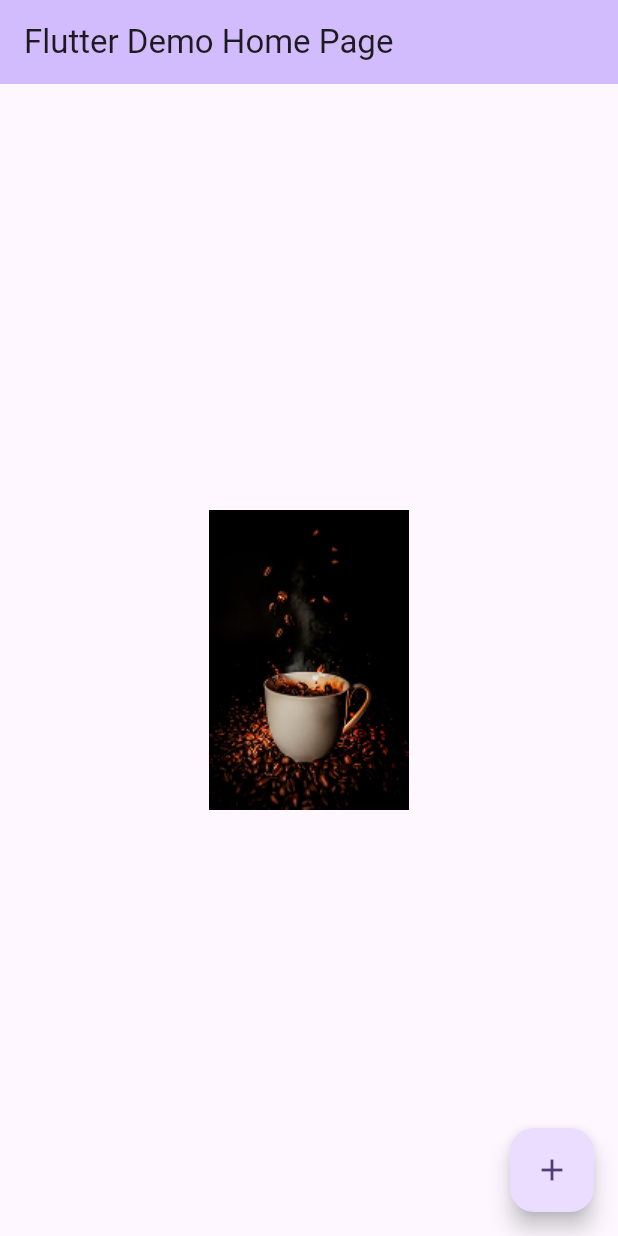
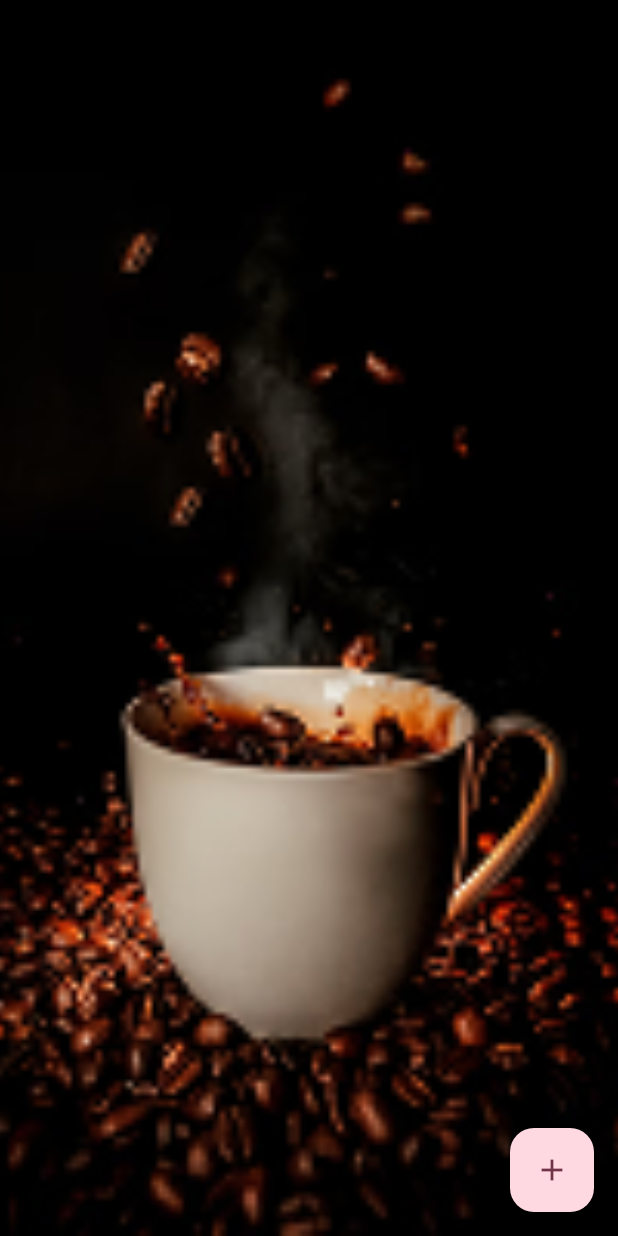
Before and after one commit to AbdedjalilKaci/coffe_shop, a Flutter app: the screen it shows after launch, on a phone screen of 412 x 824 dp. Run offline on Flutter 3.47's test engine with Material 3 defaults, Android fonts, the phone set to English and light mode, and no system bars.

Commit message:
add background

```diff
--- a/lib/main.dart
+++ b/lib/main.dart
@@ -7,28 +7,12 @@ void main() {
 class MyApp extends StatelessWidget {
   const MyApp({super.key});
 
-  // This widget is the root of your application.
   @override
   Widget build(BuildContext context) {
     return MaterialApp(
       title: 'Flutter Demo',
       theme: ThemeData(
-        // This is the theme of your application.
-        //
-        // TRY THIS: Try running your application with "flutter run". You'll see
-        // the application has a purple toolbar. Then, without quitting the app,
-        // try changing the seedColor in the colorScheme below to Colors.green
-        // and then invoke "hot reload" (save your changes or press the "hot
-        // reload" button in a Flutter-supported IDE, or press "r" if you used
-        // the command line to start the app).
-        //
-        // Notice that the counter didn't reset back to zero; the application
-        // state is not lost during the reload. To reset the state, use hot
-        // restart instead.
-        //
-        // This works for code too, not just values: Most code changes can be
-        // tested with just a hot reload.
-        colorScheme: ColorScheme.fromSeed(seedColor: Colors.deepPurple),
+        colorScheme: ColorScheme.fromSeed(seedColor: Colors.transparent),
       ),
       home: const MyHomePage(title: 'Flutter Demo Home Page'),
     );
@@ -37,15 +21,6 @@ class MyApp extends StatelessWidget {
 
 class MyHomePage extends StatefulWidget {
   const MyHomePage({super.key, required this.title});
-
-  // This widget is the home page of your application. It is stateful, meaning
-  // that it has a State object (defined below) that contains fields that affect
-  // how it looks.
-
-  // This class is the configuration for the state. It holds the values (in this
-  // case the title) provided by the parent (in this case the App widget) and
-  // used by the build method of the State. Fields in a Widget subclass are
-  // always marked "final".
 
   final String title;
 
@@ -58,37 +33,19 @@ class _MyHomePageState extends State<MyHomePage> {
 
   void _incrementCounter() {
     setState(() {
-      // This call to setState tells the Flutter framework that something has
-      // changed in this State, which causes it to rerun the build method below
-      // so that the display can reflect the updated values. If we changed
-      // _counter without calling setState(), then the build method would not be
-      // called again, and so nothing would appear to happen.
       _counter++;
     });
   }
 
   @override
   Widget build(BuildContext context) {
-    // This method is rerun every time setState is called, for instance as done
-    // by the _incrementCounter method above.
-    //
-    // The Flutter framework has been optimized to make rerunning build methods
-    // fast, so that you can just rebuild anything that needs updating rather
-    // than having to individually change instances of widgets.
     return Scaffold(
-      appBar: AppBar(
-        // TRY THIS: Try changing the color here to a specific color (to
-        // Colors.amber, perhaps?) and trigger a hot reload to see the AppBar
-        // change color while the other colors stay the same.
-        backgroundColor: Theme.of(context).colorScheme.inversePrimary,
-        // Here we take the value from the MyHomePage object that was created by
-        // the App.build method, and use it to set our appbar title.
-        title: Text(widget.title),
-      ),
+
       body:  Image.asset(
         "assets/images/coffe.png",
         height: double.infinity,
         width: double.infinity,
+        fit:BoxFit.cover,
       ),
       floatingActionButton: FloatingActionButton(
         onPressed: _incrementCounter,
```
